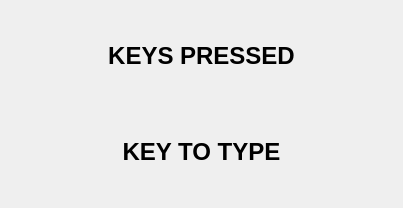
The window that main.ui (windexlight/MappingTrainer) describes before a commit, drawn with Qt 5.
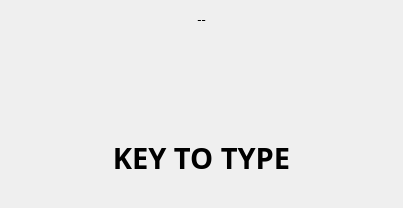
The same window after the commit.

Commit message: Adjusted font. Added keys per second. Maybe other stuff, too.

Diff of the .ui file:
```diff
--- a/main.ui
+++ b/main.ui
@@ -14,18 +14,40 @@
    <string>Mapping Trainer</string>
   </property>
   <layout class="QVBoxLayout" name="verticalLayout">
+   <item>
+    <widget class="QLabel" name="label_keysPerSecond">
+     <property name="maximumSize">
+      <size>
+       <width>16777215</width>
+       <height>16</height>
+      </size>
+     </property>
+     <property name="font">
+      <font>
+       <family>Cascadia Code</family>
+       <pointsize>10</pointsize>
+      </font>
+     </property>
+     <property name="text">
+      <string>--</string>
+     </property>
+     <property name="alignment">
+      <set>Qt::AlignCenter</set>
+     </property>
+    </widget>
+   </item>
    <item>
     <widget class="QLabel" name="label_keysPressed">
      <property name="font">
       <font>
-       <family>Arial</family>
-       <pointsize>18</pointsize>
+       <family>Cascadia Code</family>
+       <pointsize>22</pointsize>
        <weight>75</weight>
        <bold>true</bold>
       </font>
      </property>
      <property name="text">
-      <string>KEYS PRESSED</string>
+      <string/>
      </property>
      <property name="alignment">
       <set>Qt::AlignCenter</set>
@@ -36,8 +58,8 @@
     <widget class="QLabel" name="label_keyPrompt">
      <property name="font">
       <font>
-       <family>Arial</family>
-       <pointsize>18</pointsize>
+       <family>Cascadia Code</family>
+       <pointsize>22</pointsize>
        <weight>75</weight>
        <bold>true</bold>
       </font>
```
The commit also changes 2 other files.
